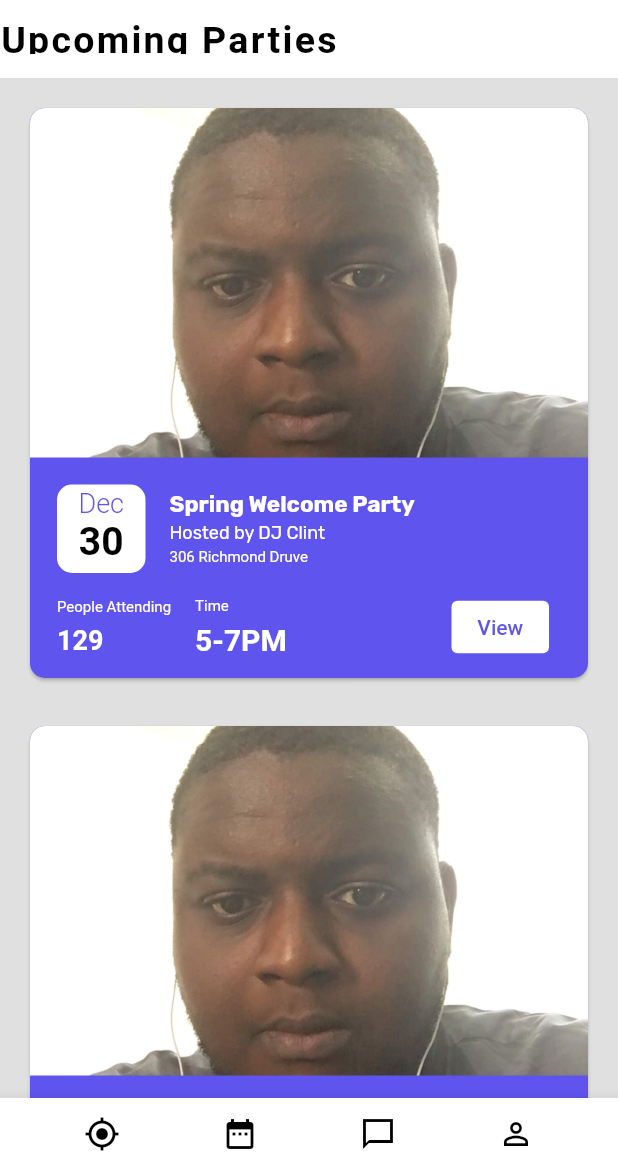
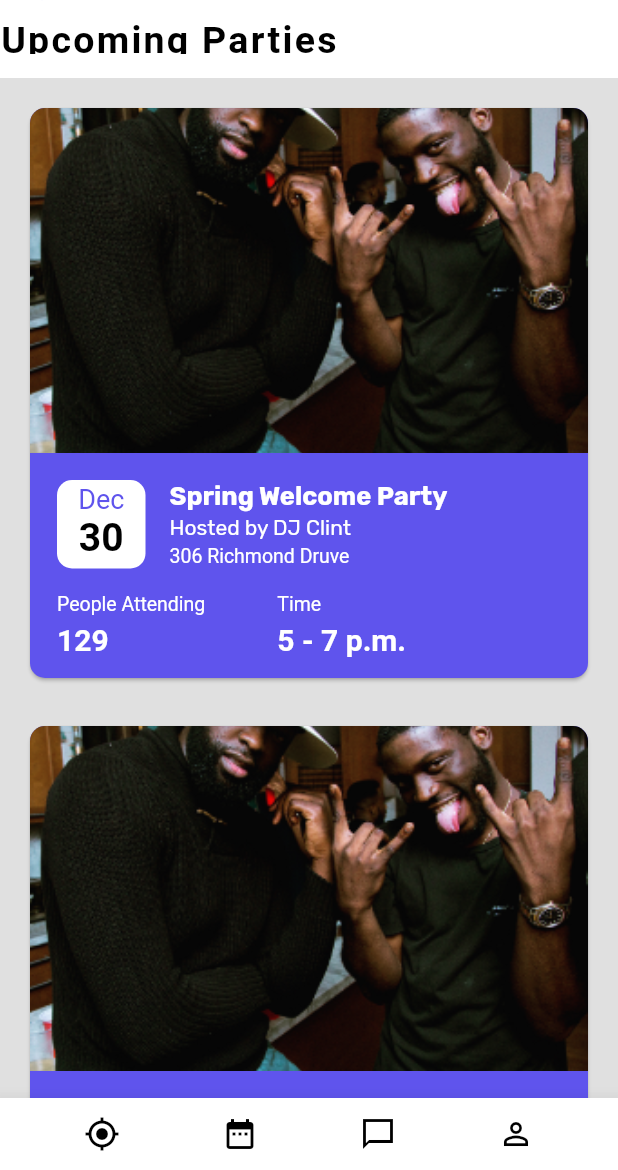
Before and after one commit to CalmExperts/Haus_party, a Flutter app: the AltHome screen opened directly, on a phone screen of 412 x 824 dp, the part 66-1236 px from its top. Run offline on Flutter 3.47's test engine with Material 2 defaults, Android fonts, the phone set to English and light mode, and no system bars; our stand-ins replace flushbar, flutter_credit_card, google_fonts, google_maps_flutter, qr_flutter and 2 more; missing offline and left inert: dart:ffi; accounts and stored records are empty; Roboto replaces fonts that are missing (Sofia, Varela).

Commit message:
fix: make ajusts

```diff
--- a/lib/login_page/widgets/responsives/vertical_card.dart
+++ b/lib/login_page/widgets/responsives/vertical_card.dart
@@ -28,6 +28,11 @@ class VerticalCardItem extends StatelessWidget {
   Widget build(BuildContext context) {
     return Padding(
       padding: const EdgeInsets.fromLTRB(8, 0, 08, 0),
+      child: GestureDetector(
+        onTap: () {
+          Navigator.push(context,
+              MaterialPageRoute(builder: (context) => PartyDesc()));
+        },
         child: Card(
           // color: Colors.red,
           color: Color(0xFF5F54ED),
@@ -48,7 +53,8 @@ class VerticalCardItem extends StatelessWidget {
                   //
                   image: const DecorationImage(
                     image: AssetImage(
-                    'assets/profile_image.jpg',
+                      //'assets/profile_image.jpg',
+                      'assets/asset-1.png',
                     ),
                     fit: BoxFit.cover,
                   ),
@@ -57,6 +63,7 @@ class VerticalCardItem extends StatelessWidget {
             ),
             Container(child: Content())
           ]),
+        ),
       ),
     );
   }
@@ -82,113 +89,129 @@ class Content extends StatelessWidget {
                     color: Colors.white,
                     borderRadius: BorderRadius.all(Radius.circular(10)),
                   ),
-                  child: Column(children: <Widget>[
+                  child: Column(children: [
+
                     Text('Dec',
                         style: TextStyle(
                             color: Color(0xFF5F54ED),
                             fontSize: 18.0,
-                            fontWeight: FontWeight.w300)),
+                            fontWeight: FontWeight.w400)
+                    ),
+
                     Text('30',
                         style: TextStyle(
                             color: Colors.black,
                             fontSize: 26.0,
-                            fontWeight: FontWeight.w600)),
+                            fontWeight: FontWeight.w600)
+                    ),
+
                   ])),
+
               SizedBox(width: 16.0),
+
               Column(
                   mainAxisAlignment: MainAxisAlignment.start,
                   crossAxisAlignment: CrossAxisAlignment.start,
-                  children: <Widget>[
+                  children: [
+
                     Text('Spring Welcome Party',
                         style: GoogleFonts.rubik(
                           textStyle: TextStyle(
-                              fontSize: 15.0,
+                              fontSize: 17,
                               color: Colors.white,
                               fontWeight: FontWeight.bold),
                         ),
-                        textAlign: TextAlign.left),
+                        textAlign: TextAlign.left
+                    ),
+
                     SizedBox(height: 3.0),
+
                     Text(
                       'Hosted by DJ Clint',
                       style: GoogleFonts.rubik(
                         textStyle:
-                            TextStyle(fontSize: 12.0, color: Colors.white),
+                            TextStyle(fontSize: 14, color: Colors.white),
                       ),
                       textAlign: TextAlign.left,
                     ),
+
                     SizedBox(height: 3.0),
+
                     Text(
                       '306 Richmond Druve',
                       style: GoogleFonts.sofia(
                           textStyle:
-                              TextStyle(fontSize: 10.0, color: Colors.white)),
+                              TextStyle(fontSize: 13, color: Colors.white)),
                       textAlign: TextAlign.left,
                     ),
+
                   ]),
             ],
           ),
+
           SizedBox(height: 16.0),
-          Row(children: <Widget>[
+
+          Row(
+            mainAxisAlignment: MainAxisAlignment.start,
+              mainAxisSize: MainAxisSize.max,
+              children: [
+
             SizedBox(width: 8.0),
+
+            Column(
+              crossAxisAlignment: CrossAxisAlignment.start,
+              children: [
+
+                Text(
+                    'People Attending',
+                    style: TextStyle(fontSize: 13, color: Colors.white),
+                    textAlign: TextAlign.left
+                ),
+
+                SizedBox(height: 5.0,),
+
+                Text(
+                    '129',
+                    style: TextStyle(
+                        fontSize: 20,
+                        color: Colors.white,
+                        fontWeight: FontWeight.bold),
+                    textAlign: TextAlign.left
+                ),
+
+              ],
+            ),
+
+            SizedBox(width: 48),
+
             Column(
               crossAxisAlignment: CrossAxisAlignment.start,
               children: <Widget>[
-                Text('People Attending',
-                    style: TextStyle(fontSize: 10.0, color: Colors.white),
-                    textAlign: TextAlign.left),
-                SizedBox(
-                  height: 5.0,
+
+                Text(
+                    'Time',
+                    style: TextStyle(fontSize: 13, color: Colors.white),
+                    textAlign: TextAlign.left
                 ),
-                Text('129',
+
+                SizedBox(height: 5.0,),
+
+                Text(
+                    '5 - 7 p.m.',
                     style: TextStyle(
-                        fontSize: 18.0,
+                        fontSize: 20,
                         color: Colors.white,
                         fontWeight: FontWeight.bold),
-                    textAlign: TextAlign.left),
+                    textAlign: TextAlign.left
+                ),
+
               ],
             ),
-            SizedBox(width: 16.0),
-            Column(
-              crossAxisAlignment: CrossAxisAlignment.start,
-              children: <Widget>[
-                Text('Time',
-                    style: TextStyle(fontSize: 10.0, color: Colors.white),
-                    textAlign: TextAlign.left),
-                SizedBox(
-                  height: 5.0,
-                ),
-                Text('5-7PM',
-                    style: TextStyle(
-                        fontSize: 20.0,
-                        color: Colors.white,
-                        fontWeight: FontWeight.bold),
-                    textAlign: TextAlign.left),
-              ],
-            ),
-            Spacer(),
-            Container(
-                width: 65,
-                height: 35,
-                decoration: BoxDecoration(
-                    color: Colors.white,
-                    borderRadius: BorderRadius.all(Radius.circular(4))),
-                child: TextButton(
-                  onPressed: () {
-                    Navigator.push(context,
-                        MaterialPageRoute(builder: (context) => PartyDesc()));
-                  },
-                  child: Text(
-                    'View',
-                    style: TextStyle(
-                      fontSize: 14,
-                      backgroundColor: Colors.white,
-                      color: Color(0xFF5F54ED),
-                    ),
-                  ),
-                )),
-            SizedBox(width: 16.0),
+
           ]),
+
           SizedBox(height: 4.0),
+
         ],
       ),
     );
```
Also changed, not shown: lib/bottom_bar.dart (+19 -14 lines), lib/login_page/initial_page.dart (+38 -10 lines), lib/page_description.dart (+73 -19 lines), lib/updates.dart (+6 -1 lines). Lines whose indentation alone changed are shown as unchanged.
